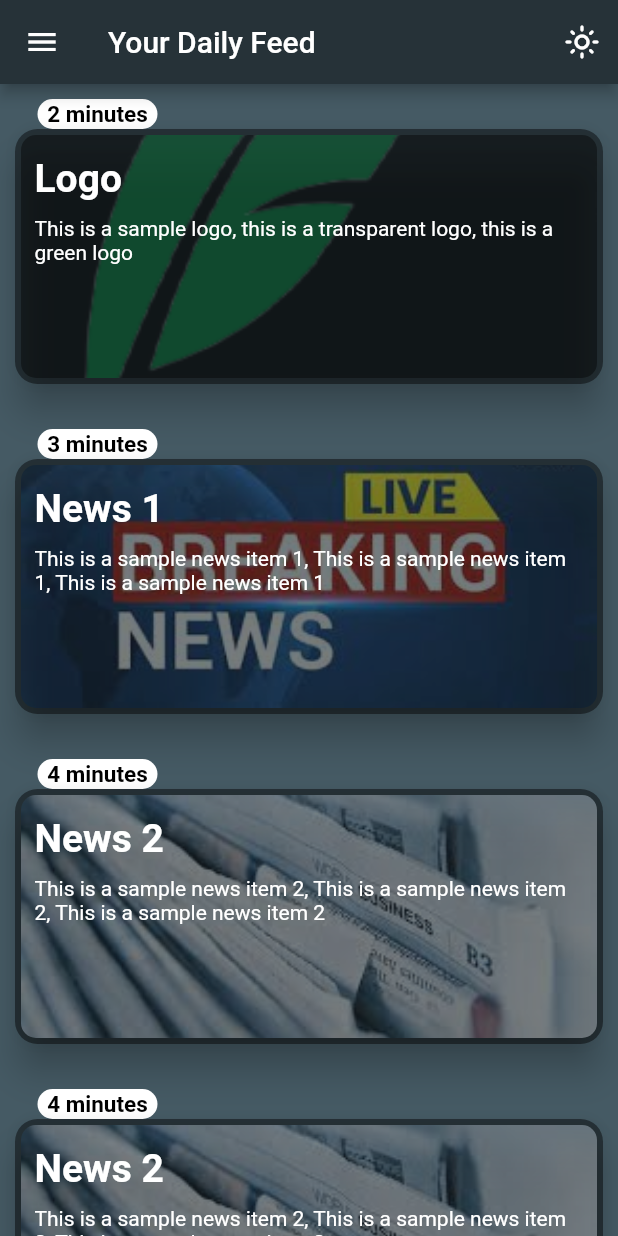
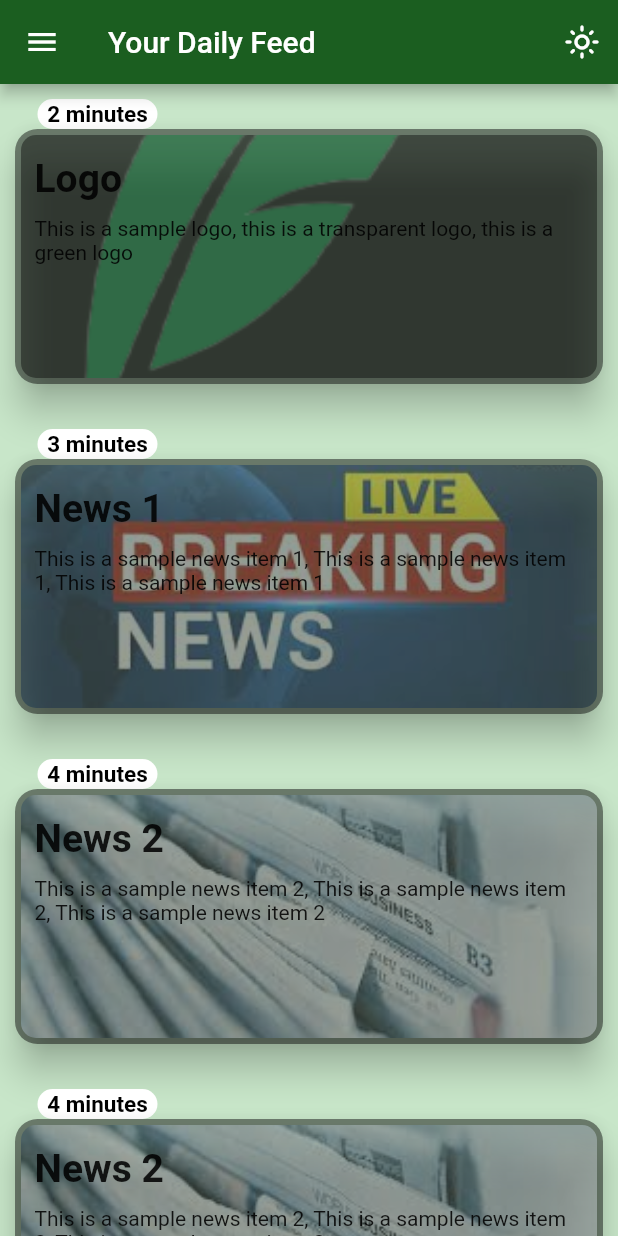
Before and after one commit to umarwaseeem/informiza, a Flutter app: the screen it shows after launch, on a phone screen of 412 x 824 dp. Run offline on Flutter 3.47's test engine with Material 2 defaults, Android fonts, the phone set to English and light mode, and no system bars; our stand-ins replace adaptive_theme.

Commit message:
theme setup / toggling complete

```diff
--- a/lib/main.dart
+++ b/lib/main.dart
@@ -1,3 +1,4 @@
+import 'package:adaptive_theme/adaptive_theme.dart';
 import 'package:flutter/material.dart';
 import 'package:news_informiza/providers/news.dart';
 import 'package:news_informiza/providers/theme_provider.dart';
@@ -8,7 +9,7 @@ import 'screens/card_item_detail_screen.dart';
 import 'screens/preferences_screen.dart';
 import 'screens/settings_screen.dart';
 
-void main() {
+void main() async {
   runApp(const MyApp());
 }
 
@@ -17,35 +18,19 @@ class MyApp extends StatelessWidget {
 
   @override
   Widget build(BuildContext context) {
-    var lightTheme = ThemeData(
-      brightness: Brightness.light,
-      scaffoldBackgroundColor: Colors.green[100],
-      appBarTheme: AppBarTheme(color: Colors.green[900]),
-      drawerTheme: DrawerThemeData(
-        backgroundColor: Colors.green[400],
-        elevation: 30,
-      ),
-    );
-    var darkTheme = ThemeData(
-      brightness: Brightness.dark,
-      scaffoldBackgroundColor: Colors.blueGrey[700],
-      appBarTheme: AppBarTheme(color: Colors.blueGrey[900]),
-      drawerTheme: DrawerThemeData(
-        backgroundColor: Colors.blueGrey[900],
-        elevation: 30,
-      ),
-    );
-
     return MultiProvider(
       providers: [
         ChangeNotifierProvider(create: (context) => NewsItems()),
         ChangeNotifierProvider(create: (context) => ThemeProvider()),
       ],
-      child: Consumer<ThemeProvider>(
-        builder: (context, themeData, child) => MaterialApp(
+      child: AdaptiveTheme(
+        light: lightTheme,
+        dark: darkTheme,
+        initial: AdaptiveThemeMode.light,
+        builder: (theme, lightTheme) => MaterialApp(
           debugShowCheckedModeBanner: false,
           title: 'INFORMIZA ',
-          theme: themeData.theme ? lightTheme : darkTheme,
+          theme: theme,
           home: const Home(),
           routes: {
             CardItemDetail.routeName: (context) => const CardItemDetail(),
--- a/lib/providers/theme_provider.dart
+++ b/lib/providers/theme_provider.dart
@@ -1,17 +1,29 @@
 import 'package:flutter/material.dart';
 
-class ThemeProvider with ChangeNotifier {
-  bool theme = false;
 
-
-  void toggleTheme(bool value) {
-    theme = !theme;
-    notifyListeners();
-  }
-
-  bool getTheme() {
-    return theme;
-  }
+class ThemeProvider with ChangeNotifier{
+  bool isSystemTheme = false;
+  bool isCustomTheme = false;
 
 
 }
+
+
+var lightTheme = ThemeData(
+  brightness: Brightness.light,
+  scaffoldBackgroundColor: Colors.green[100],
+  appBarTheme: AppBarTheme(color: Colors.green[900]),
+  drawerTheme: DrawerThemeData(
+    backgroundColor: Colors.green[400],
+    elevation: 30,
+  ),
+);
+var darkTheme = ThemeData(
+  brightness: Brightness.dark,
+  scaffoldBackgroundColor: Colors.blueGrey[700],
+  appBarTheme: AppBarTheme(color: Colors.blueGrey[900]),
+  drawerTheme: DrawerThemeData(
+    backgroundColor: Colors.blueGrey[900],
+    elevation: 30,
+  ),
+);
--- a/pubspec.yaml
+++ b/pubspec.yaml
@@ -37,6 +37,8 @@ dependencies:
   provider: ^6.0.3
   intl: ^0.17.0
   carousel_slider: ^4.1.1
+  adaptive_theme: ^3.1.1
+  shared_preferences: ^2.0.15
 
 
 dev_dependencies:
```
Also changed, not shown: lib/screens/settings_screen.dart (+28 -11 lines), pubspec.lock, 1 other file.
